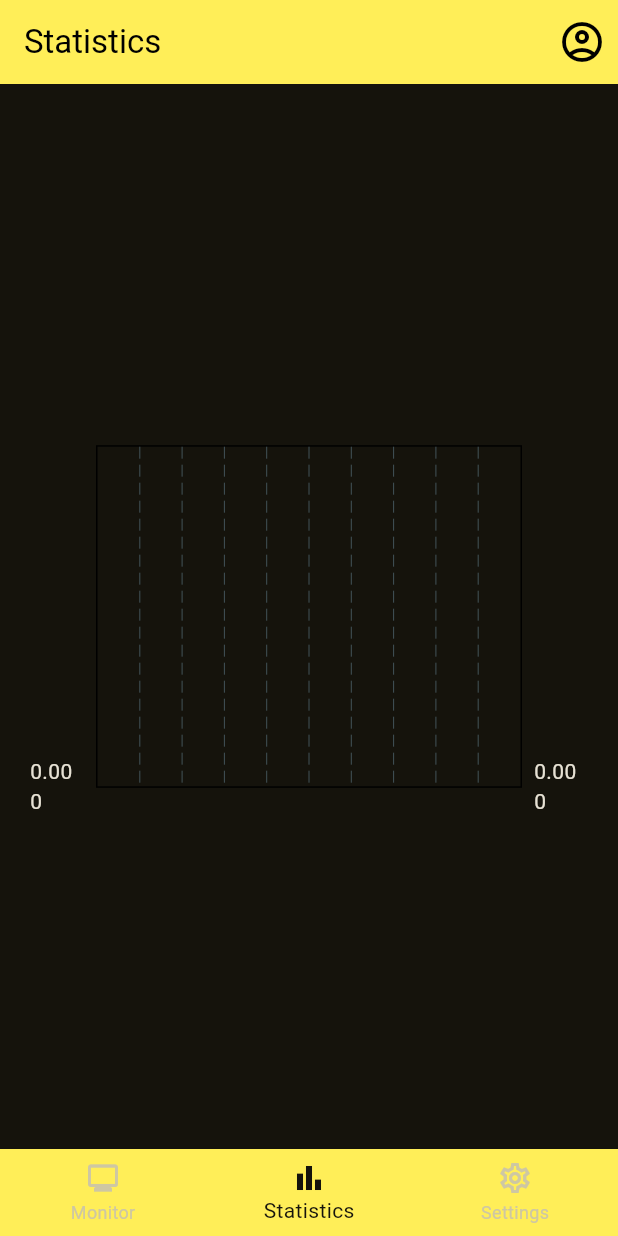
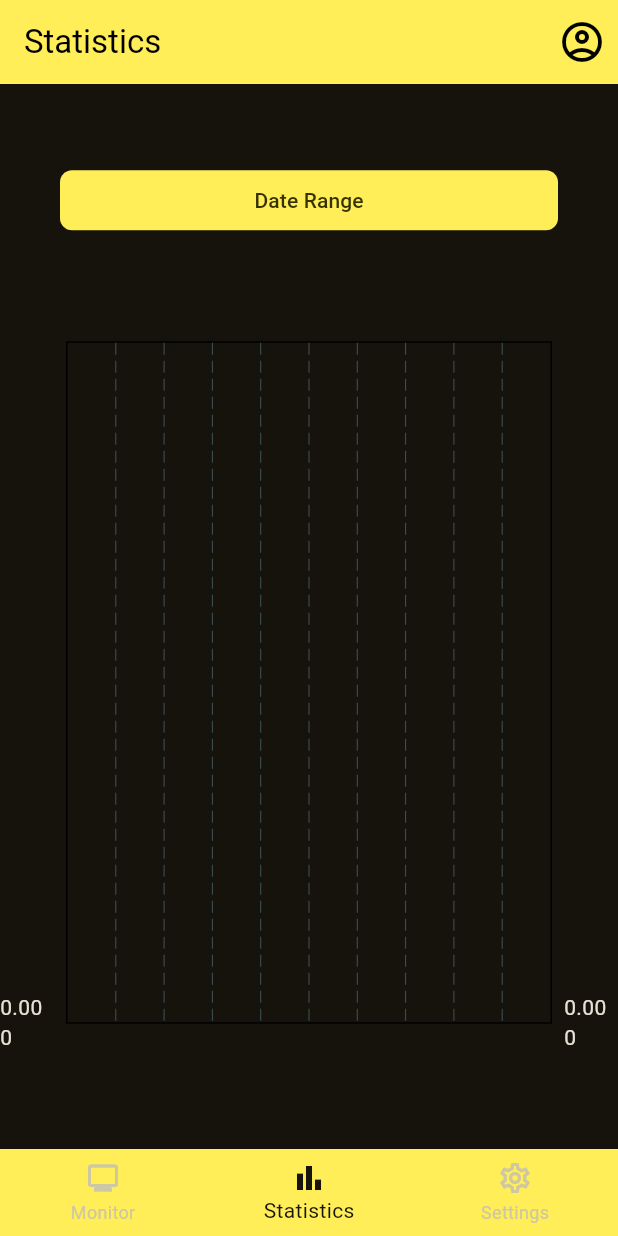
Before and after one commit to gab-25/todos_app, a Flutter app: the screen it shows once a user with an empty profile is signed in, item 2 of the bottom bar chosen, on a phone screen of 412 x 824 dp. Run offline on Flutter 3.47's test engine with Material 3 defaults, Android fonts, the phone set to English and light mode, and no system bars; drawn by our look-alikes of fl_chart; our stand-ins replace cloud_firestore, equatable, firebase_auth, firebase_core, firebase_database, firebase_messaging and 2 more; accounts and stored records are empty; generated files the repository leaves out were written again.

Commit message:
add chart

```diff
--- a/lib/ui/components/statistics_tab.dart
+++ b/lib/ui/components/statistics_tab.dart
@@ -10,17 +10,39 @@ class StatisticsTab extends StatelessWidget {
   Widget build(BuildContext context) {
     return BlocProvider(
       create: (context) => StatisticsCubit(),
-      child: Padding(
-        padding: const EdgeInsets.all(20),
-        child: BlocBuilder<StatisticsCubit, StatisticsState>(
-          builder: (context, state) => Column(
-            mainAxisAlignment: MainAxisAlignment.center,
-            children: [
-              BarChart(
+      child: BlocBuilder<StatisticsCubit, StatisticsState>(
+        builder: (context, state) => Column(
+          mainAxisAlignment: MainAxisAlignment.center,
+          children: [
+            Padding(
+              padding: const EdgeInsets.symmetric(horizontal: 40),
+              child: SizedBox(
+                width: double.infinity,
+                child: FilledButton(
+                  style: FilledButton.styleFrom(
+                    shape: RoundedRectangleBorder(
+                      borderRadius: BorderRadius.circular(8),
+                    ),
+                  ),
+                  onPressed: () {
+                    showDateRangePicker(
+                      context: context,
+                      firstDate: DateTime(2000),
+                      lastDate: DateTime.now(),
+                    );
+                  },
+                  child: const Text('Date Range'),
+                ),
+              ),
+            ),
+            const SizedBox(height: 40),
+            AspectRatio(
+              aspectRatio: 0.8,
+              child: BarChart(
                 BarChartData(),
               ),
-            ],
-          ),
+            ),
+          ],
         ),
       ),
     );
```
